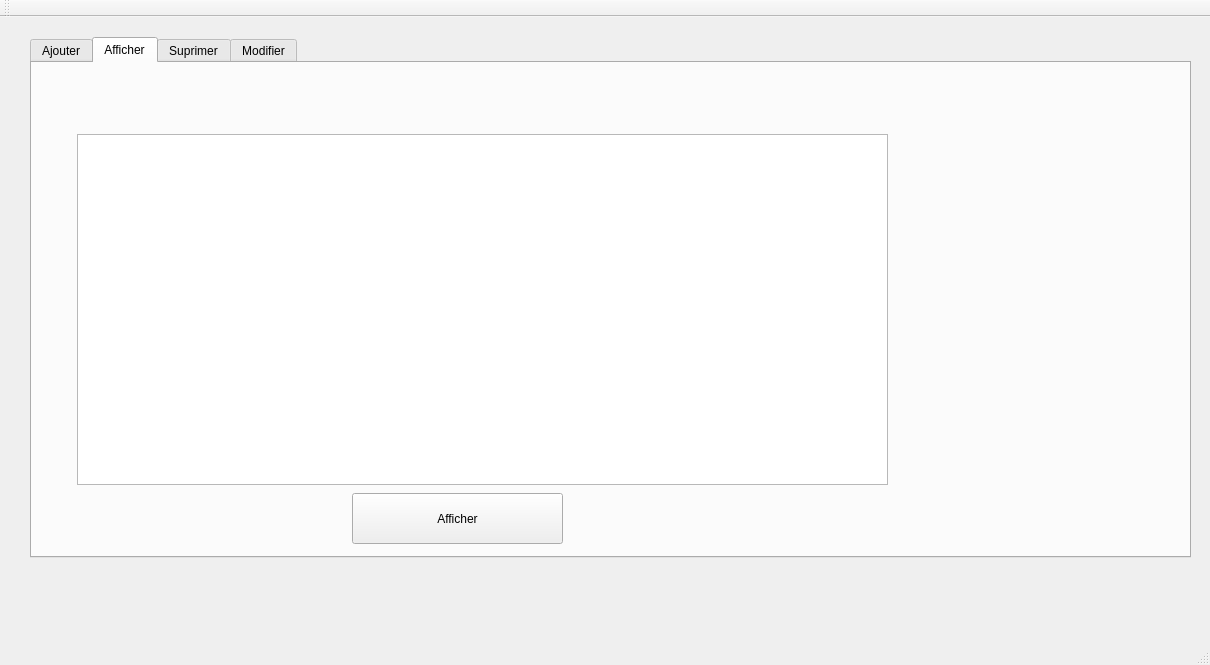
Above: mainwindow.ui from 24-25PCPP2A27/projet2a-2a27-smart-convervation-company before the change. Below: the same form after it.
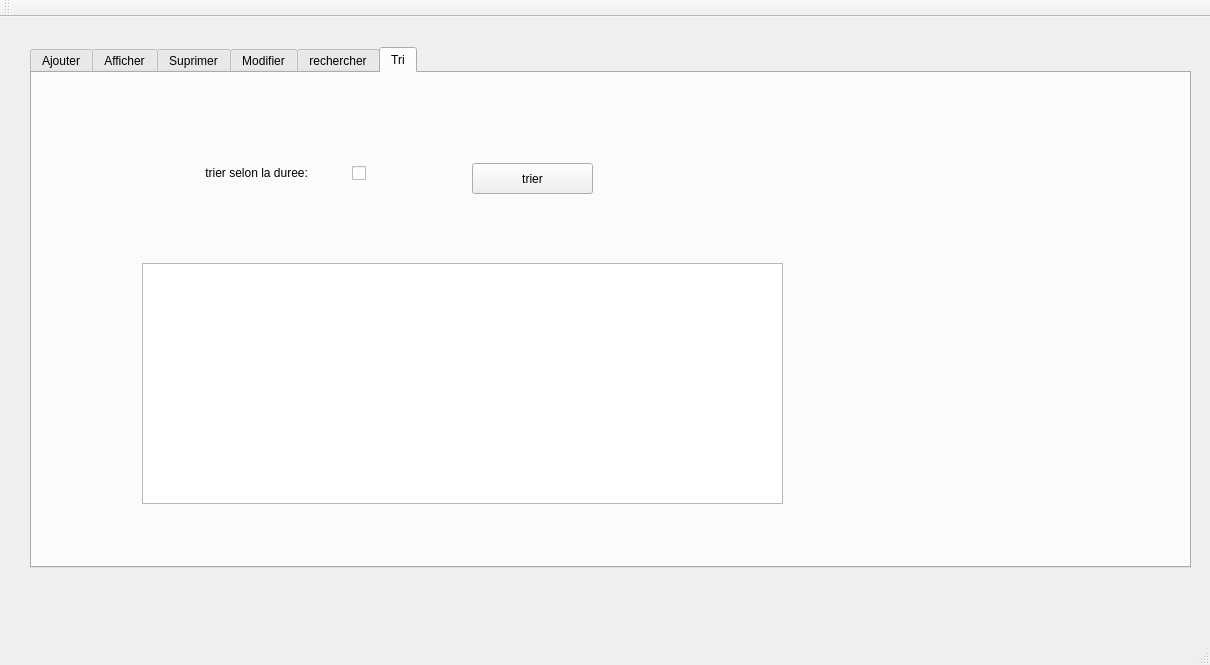
That is the form after the change. The open tabs and pages were chosen to show the change.

What changed in the file:
```diff
--- a/mainwindow.ui
+++ b/mainwindow.ui
@@ -18,7 +18,7 @@
     <property name="geometry">
      <rect>
       <x>30</x>
-      <y>20</y>
+      <y>30</y>
       <width>1161</width>
       <height>521</height>
      </rect>
@@ -430,6 +430,111 @@
       </property>
      </widget>
     </widget>
+    <widget class="QWidget" name="tab_7">
+     <attribute name="title">
+      <string>rechercher</string>
+     </attribute>
+     <widget class="QLineEdit" name="rech_id">
+      <property name="geometry">
+       <rect>
+        <x>250</x>
+        <y>70</y>
+        <width>131</width>
+        <height>31</height>
+       </rect>
+      </property>
+     </widget>
+     <widget class="QLabel" name="label_14">
+      <property name="geometry">
+       <rect>
+        <x>30</x>
+        <y>80</y>
+        <width>191</width>
+        <height>20</height>
+       </rect>
+      </property>
+      <property name="text">
+       <string>identifiant du traitement</string>
+      </property>
+     </widget>
+     <widget class="QTableView" name="tab_rech">
+      <property name="geometry">
+       <rect>
+        <x>115</x>
+        <y>160</y>
+        <width>551</width>
+        <height>291</height>
+       </rect>
+      </property>
+     </widget>
+     <widget class="QPushButton" name="rechercher">
+      <property name="geometry">
+       <rect>
+        <x>640</x>
+        <y>80</y>
+        <width>93</width>
+        <height>28</height>
+       </rect>
+      </property>
+      <property name="text">
+       <string>rechercher</string>
+      </property>
+     </widget>
+    </widget>
+    <widget class="QWidget" name="tab_8">
+     <attribute name="title">
+      <string>Tri</string>
+     </attribute>
+     <widget class="QTableView" name="tab3">
+      <property name="geometry">
+       <rect>
+        <x>110</x>
+        <y>190</y>
+        <width>641</width>
+        <height>241</height>
+       </rect>
+      </property>
+     </widget>
+     <widget class="QPushButton" name="trier">
+      <property name="geometry">
+       <rect>
+        <x>440</x>
+        <y>90</y>
+        <width>121</width>
+        <height>31</height>
+       </rect>
+      </property>
+      <property name="text">
+       <string>trier</string>
+      </property>
+     </widget>
+     <widget class="QLabel" name="label_15">
+      <property name="geometry">
+       <rect>
+        <x>170</x>
+        <y>90</y>
+        <width>121</width>
+        <height>20</height>
+       </rect>
+      </property>
+      <property name="text">
+       <string> trier selon la duree:</string>
+      </property>
+     </widget>
+     <widget class="QCheckBox" name="tri_duree">
+      <property name="geometry">
+       <rect>
+        <x>320</x>
+        <y>90</y>
+        <width>21</width>
+        <height>20</height>
+       </rect>
+      </property>
+      <property name="text">
+       <string/>
+      </property>
+     </widget>
+    </widget>
    </widget>
   </widget>
   <widget class="QMenuBar" name="menuBar">
```
Left out of the diff: 2 changed lines with no effect on the pictures.
